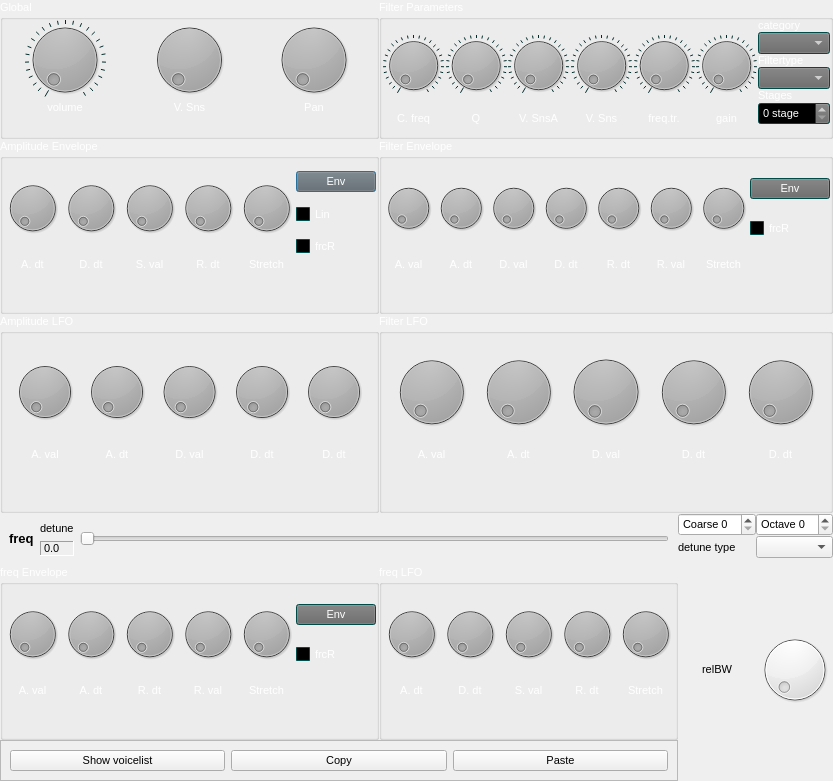
Above: src/NewUI/Addnote/NewAddNote.ui from saidinesh5/ZynAddSubFX before the change. Below: the same form after it.
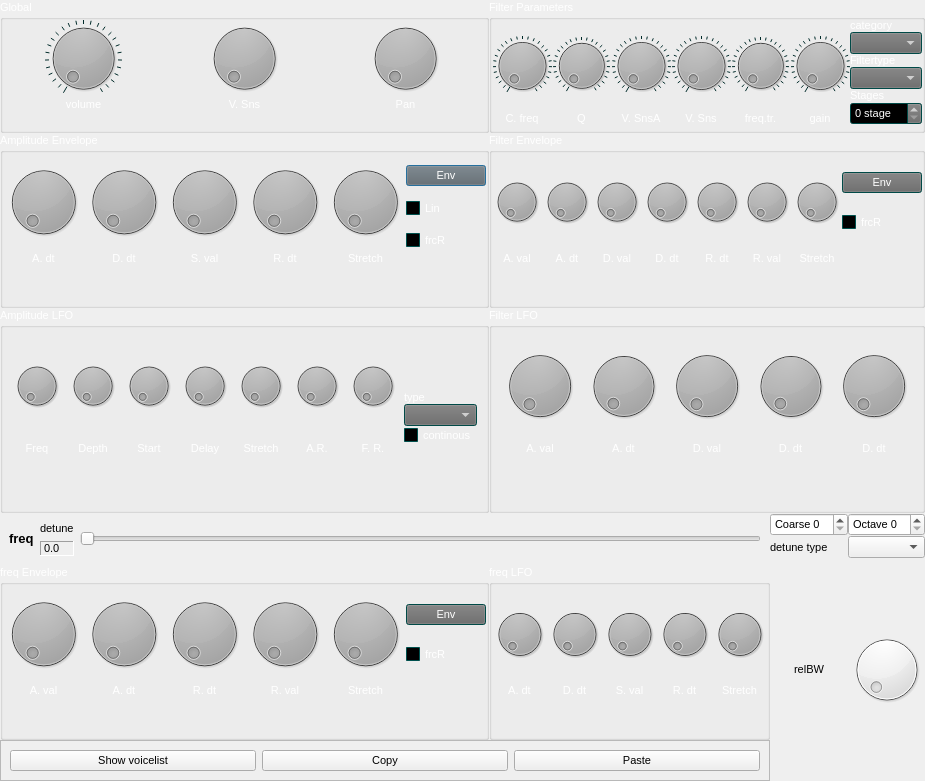
That is the form after the change. Custom widgets are drawn as their Qt base class.

Commit message: enabling some lfo controls

```diff
--- a/src/NewUI/Addnote/NewAddNote.ui
+++ b/src/NewUI/Addnote/NewAddNote.ui
@@ -1767,6 +1767,12 @@
      <property name="title">
       <string>Amplitude LFO</string>
      </property>
+     <property name="alignment">
+      <set>Qt::AlignLeading|Qt::AlignLeft|Qt::AlignTop</set>
+     </property>
+     <property name="controlId" stdset="0">
+      <string>AMPLITUDE_LFO</string>
+     </property>
      <layout class="QGridLayout" name="gridLayout_7">
       <item row="0" column="0">
        <widget class="Dial" name="a_dt_6">
@@ -1811,7 +1817,7 @@
       <item row="1" column="0">
        <widget class="QLabel" name="label_47">
         <property name="text">
-         <string>A. val</string>
+         <string>Freq</string>
         </property>
         <property name="alignment">
          <set>Qt::AlignCenter</set>
@@ -1821,7 +1827,7 @@
       <item row="1" column="1">
        <widget class="QLabel" name="label_49">
         <property name="text">
-         <string>A. dt</string>
+         <string>Depth</string>
         </property>
         <property name="alignment">
          <set>Qt::AlignCenter</set>
@@ -1831,7 +1837,7 @@
       <item row="1" column="2">
        <widget class="QLabel" name="label_50">
         <property name="text">
-         <string>D. val</string>
+         <string>Start</string>
         </property>
         <property name="alignment">
          <set>Qt::AlignCenter</set>
@@ -1841,7 +1847,7 @@
       <item row="1" column="3">
        <widget class="QLabel" name="label_48">
         <property name="text">
-         <string>D. dt</string>
+         <string>Delay</string>
         </property>
         <property name="alignment">
          <set>Qt::AlignCenter</set>
@@ -1861,7 +1867,7 @@
       <item row="1" column="4">
        <widget class="QLabel" name="label_51">
         <property name="text">
-         <string>D. dt</string>
+         <string>Stretch</string>
         </property>
         <property name="alignment">
          <set>Qt::AlignCenter</set>
@@ -1881,6 +1887,100 @@
         </property>
        </spacer>
       </item>
+      <item row="0" column="7" rowspan="3">
+       <widget class="QWidget" name="widget_6" native="true">
+        <property name="sizePolicy">
+         <sizepolicy hsizetype="Preferred" vsizetype="Maximum">
+          <horstretch>0</horstretch>
+          <verstretch>0</verstretch>
+         </sizepolicy>
+        </property>
+        <layout class="QVBoxLayout" name="verticalLayout_6">
+         <property name="spacing">
+          <number>0</number>
+         </property>
+         <property name="margin">
+          <number>0</number>
+         </property>
+         <item>
+          <widget class="QLabel" name="label_6">
+           <property name="sizePolicy">
+            <sizepolicy hsizetype="Preferred" vsizetype="Maximum">
+             <horstretch>0</horstretch>
+             <verstretch>0</verstretch>
+            </sizepolicy>
+           </property>
+           <property name="text">
+            <string>type</string>
+           </property>
+          </widget>
+         </item>
+         <item>
+          <widget class="ComboBox" name="comboBox_7">
+           <property name="controlId" stdset="0">
+            <string>lfo_type</string>
+           </property>
+          </widget>
+         </item>
+         <item>
+          <widget class="CheckBox" name="checkBox_8">
+           <property name="text">
+            <string>continous</string>
+           </property>
+           <property name="controlId" stdset="0">
+            <string>forced_release</string>
+           </property>
+          </widget>
+         </item>
+        </layout>
+       </widget>
+      </item>
+      <item row="0" column="5">
+       <widget class="Dial" name="s_val_7">
+        <property name="sizePolicy">
+         <sizepolicy hsizetype="Preferred" vsizetype="Preferred">
+          <horstretch>0</horstretch>
+          <verstretch>0</verstretch>
+         </sizepolicy>
+        </property>
+        <property name="controlId" stdset="0">
+         <string>randomness_amplitude</string>
+        </property>
+       </widget>
+      </item>
+      <item row="1" column="5">
+       <widget class="QLabel" name="label_52">
+        <property name="text">
+         <string>A.R.</string>
+        </property>
+        <property name="alignment">
+         <set>Qt::AlignCenter</set>
+        </property>
+       </widget>
+      </item>
+      <item row="0" column="6">
+       <widget class="Dial" name="s_val_6">
+        <property name="sizePolicy">
+         <sizepolicy hsizetype="Preferred" vsizetype="Preferred">
+          <horstretch>0</horstretch>
+          <verstretch>0</verstretch>
+         </sizepolicy>
+        </property>
+        <property name="controlId" stdset="0">
+         <string>randomness_frequency</string>
+        </property>
+       </widget>
+      </item>
+      <item row="1" column="6">
+       <widget class="QLabel" name="label_53">
+        <property name="text">
+         <string>F. R.</string>
+        </property>
+        <property name="alignment">
+         <set>Qt::AlignCenter</set>
+        </property>
+       </widget>
+      </item>
      </layout>
     </widget>
    </item>
```
Left out of the diff: 15 changed lines with no effect on the pictures.
